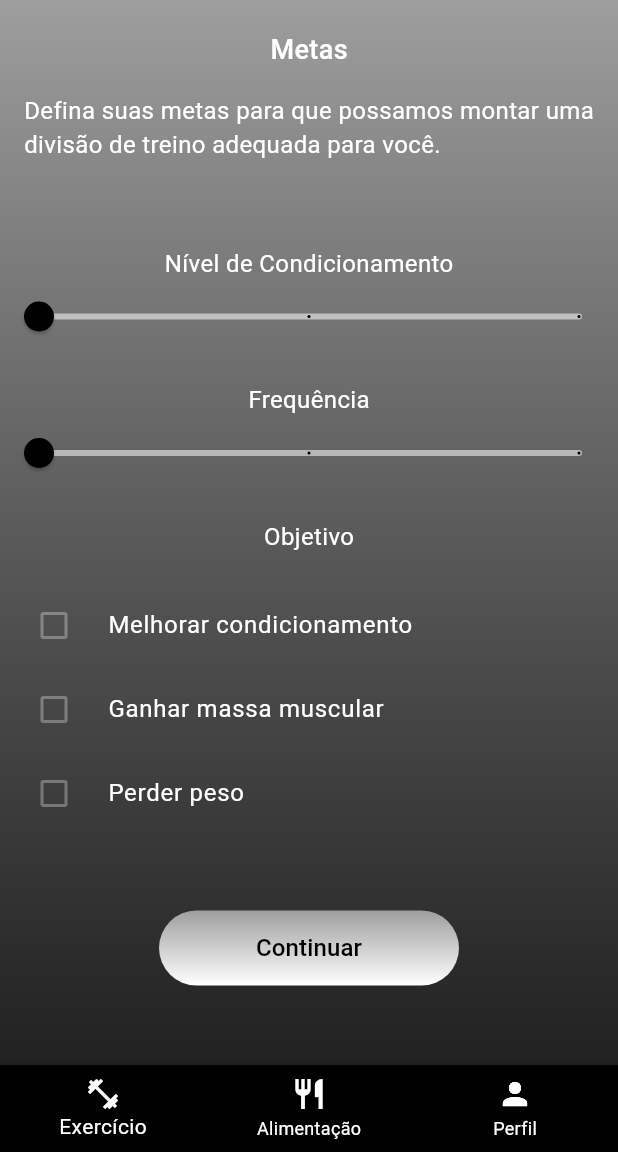
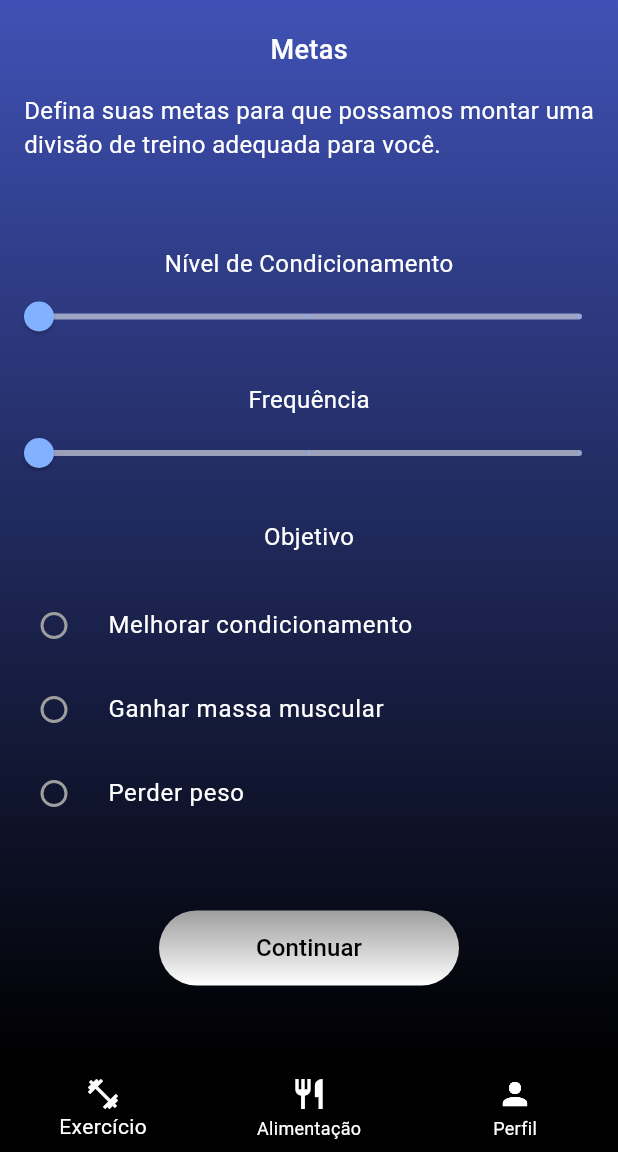
Before and after one commit to CleitonAsuos/GymFit, a Flutter app: the screen it shows after launch, after a tap on "Login", on a phone screen of 412 x 824 dp, the part 84-1236 px from its top. Run offline on Flutter 3.47's test engine with Material 3 defaults, Android fonts, the phone set to English and light mode, and no system bars; our stand-ins replace flutter_mobx, mobx; generated files the repository leaves out were written again.

Commit message:
Alteração de tema do aplicativo, cores alteradas em todas as telas.

```diff
--- a/lib/alimentacao_page.dart
+++ b/lib/alimentacao_page.dart
@@ -284,7 +284,7 @@ class AlimentacaoPage extends StatelessWidget {
       body: Container(
         decoration: const BoxDecoration(
           gradient: LinearGradient(
-            colors: [Colors.grey, Colors.black87],
+            colors: [Colors.indigo,Colors.black],
             begin: Alignment.topCenter,
             end: Alignment.bottomCenter,
           ),
--- a/lib/exercicio_page.dart
+++ b/lib/exercicio_page.dart
@@ -12,6 +12,7 @@ class ExercicioPage extends StatelessWidget {
     required this.nivelCondicionamento,
     required this.frequencia,
     required this.objetivo,
+    required String nivelCondicionamentoTexto,
   }) : super(key: key);
 
   @override
@@ -70,7 +71,7 @@ class ExercicioPage extends StatelessWidget {
       body: Container(
         decoration: const BoxDecoration(
           gradient: LinearGradient(
-            colors: [Colors.grey, Colors.black87],
+            colors: [Colors.indigo, Colors.black],
             begin: Alignment.topCenter,
             end: Alignment.bottomCenter,
           ),
--- a/lib/login_page.dart
+++ b/lib/login_page.dart
@@ -1,6 +1,7 @@
 import 'package:flutter/material.dart';
 import 'package:gymfit_projeto/principal_page.dart';
 import 'cadastro_page.dart';
+import 'principal_page.dart'; // Add this import statement
 import 'recuperar_senha.dart'; // Add this import statement
 
 class Loginpage extends StatelessWidget {
@@ -17,7 +18,7 @@ class Loginpage extends StatelessWidget {
         ),
         decoration: BoxDecoration(
           gradient: LinearGradient(
-            colors: [Colors.grey, Colors.black87],
+            colors: [Colors.indigo,Colors.black],
             begin: Alignment.topCenter,
             end: Alignment.bottomCenter,
           ),
@@ -162,11 +163,11 @@ class Loginpage extends StatelessWidget {
                     ),
                   ),
                   onPressed: () => {
-                      Navigator.push(
-                    context,
-                     MaterialPageRoute(
-                    builder: (context) => MainPage(),
-                    ),
+                    Navigator.push(
+                      context,
+                      MaterialPageRoute(
+                        builder: (context) => MainPage(),
+                      ),
                     ),
                   },
                 ),
--- a/lib/main.dart
+++ b/lib/main.dart
@@ -14,7 +14,7 @@ class MyApp extends StatelessWidget {
       title: 'GymFit',
       debugShowCheckedModeBanner: false,
       theme: ThemeData(
-        primarySwatch: Colors.grey,
+        primarySwatch: Colors.indigo,
       ),
       home: Loginpage(),
     );
--- a/lib/perfil_page.dart
+++ b/lib/perfil_page.dart
@@ -38,7 +38,7 @@ class PerfilPage extends StatelessWidget {
       body: Container(
         decoration: const BoxDecoration(
           gradient: LinearGradient(
-            colors: [Colors.grey, Colors.black87],
+            colors: [Colors.indigo,Colors.black],
             begin: Alignment.topCenter,
             end: Alignment.bottomCenter,
           ),
--- a/lib/principal_page.dart
+++ b/lib/principal_page.dart
@@ -27,7 +27,7 @@ class MainPage extends StatelessWidget {
       body: Container(
         decoration: BoxDecoration(
           gradient: LinearGradient(
-            colors: [Colors.grey, Colors.black87],
+            colors: [Colors.indigo,Colors.black],
             begin: Alignment.topCenter,
             end: Alignment.bottomCenter,
           ),
@@ -90,7 +90,7 @@ class MainPage extends StatelessWidget {
                 divisions: 2,
                 label: store.nivelCondicionamentoLabel,
                 onChanged: store.setNivelCondicionamento,
-                activeColor: Colors.black,
+                activeColor: Colors.blueAccent.shade100,
                 inactiveColor: Colors.white54,
               ),
             ),
@@ -116,7 +116,7 @@ class MainPage extends StatelessWidget {
                 divisions: 2,
                 label: store.frequenciaLabel,
                 onChanged: store.setFrequencia,
-                activeColor: Colors.black,
+                activeColor: Colors.blueAccent.shade100,
                 inactiveColor: Colors.white54,
               ),
             ),
@@ -130,72 +130,62 @@ class MainPage extends StatelessWidget {
             ),
             SizedBox(height: 20),
             Observer(
-              builder: (_) => Theme(
-                data: Theme.of(context).copyWith(
-                  unselectedWidgetColor: Colors.white,
-                ),
+              builder: (_) => Container(
                 child: Column(
                   children: [
-                    CheckboxListTile(
-                      side: BorderSide(
-                        color: Colors.white30,
-                        width: 2,
-                      ),
+                  RadioListTile<String>(
                     title: const Text(
                     'Melhorar condicionamento',
                     style: TextStyle(fontSize: 16, color: Colors.white),
                     ),
-                      value:
-                          store.objetivo.contains('Melhorar condicionamento'),
-                      onChanged: (bool? value) {
-                        store.setObjetivo(
-                          'Melhorar condicionamento',
-                        );
+                    fillColor: WidgetStateProperty.resolveWith((states) {
+                      if (states.contains(WidgetState.selected)) {
+                        return Colors.blueAccent.shade100;
+                      }
+                      return Colors.grey;
+                    }),
+                    value: 'Melhorar condicionamento',
+                    groupValue: store.objetivo,
+                    onChanged: (String? value) {
+                    store.setObjetivo(value!);
                     },
-                      activeColor: Colors.white,
-                      checkColor: Colors.black,
-                      controlAffinity: ListTileControlAffinity
-                          .leading, // Checkbox à esquerda
+                    controlAffinity: ListTileControlAffinity.leading,
                   ),
-                    CheckboxListTile(
-                      side: BorderSide(
-                        color: Colors.white30,
-                        width: 2,
-                      ),
+                  RadioListTile<String>(
                     title: const Text(
                     'Ganhar massa muscular',
                     style: TextStyle(fontSize: 16, color: Colors.white),
                     ),
-                      value: store.objetivo.contains('Ganhar massa muscular'),
-                      onChanged: (bool? value) {
-                        store.setObjetivo(
-                          'Ganhar massa muscular',
-                        );
+                    fillColor: WidgetStateProperty.resolveWith((states) {
+                      if (states.contains(WidgetState.selected)) {
+                        return Colors.blueAccent.shade100;
+                      }
+                      return Colors.grey;
+                    }),
+                    value: 'Ganhar massa muscular',
+                    groupValue: store.objetivo,
+                    onChanged: (String? value) {
+                    store.setObjetivo(value!);
                     },
-                      activeColor: Colors.white,
-                      checkColor: Colors.black,
-                      controlAffinity: ListTileControlAffinity
-                          .leading, // Checkbox à esquerda
+                    controlAffinity: ListTileControlAffinity.leading,
                   ),
-                    CheckboxListTile(
-                      side: BorderSide(
-                        color: Colors.white30,
-                        width: 2,
-                      ),
+                  RadioListTile<String>(
                     title: const Text(
                     'Perder peso',
                     style: TextStyle(fontSize: 16, color: Colors.white),
                     ),
-                      value: store.objetivo.contains('Perder peso'),
-                      onChanged: (bool? value) {
-                        store.setObjetivo(
-                          'Perder peso',
-                        );
+                    fillColor: WidgetStateProperty.resolveWith((states) {
+                      if (states.contains(WidgetState.selected)) {
+                        return Colors.blueAccent.shade100;
+                      }
+                      return Colors.grey;
+                    }),
+                    value: 'Perder peso',
+                    groupValue: store.objetivo,
+                    onChanged: (String? value) {
+                    store.setObjetivo(value!);
                     },
-                      activeColor: Colors.white,
-                      checkColor: Colors.black,
-                      controlAffinity: ListTileControlAffinity
-                          .leading, // Checkbox à esquerda
+                    controlAffinity: ListTileControlAffinity.leading,
                   ),
                   ],
                 ),
@@ -232,6 +222,7 @@ class MainPage extends StatelessWidget {
                         nivelCondicionamento: nivelCondicionamento,
                         frequencia: frequencia,
                         objetivo: objetivo,
+                        nivelCondicionamentoTexto: store.nivelCondicionamentoLabel,
                       ),
                     ),
                   );
--- a/lib/recuperar_senha.dart
+++ b/lib/recuperar_senha.dart
@@ -29,7 +29,7 @@ RecuperarSenha({super.key});
         ),
         decoration: BoxDecoration(
           gradient: LinearGradient(
-            colors: [Colors.grey, Colors.black87],
+            colors: [Colors.indigo,Colors.black],
             begin: Alignment.topCenter,
             end: Alignment.bottomCenter,
           ),
```
Also changed, not shown: lib/cadastro_page.dart (+20 -8 lines), lib/exercicio_store.dart (+24 -0 lines). Lines whose indentation alone changed are shown as unchanged.
